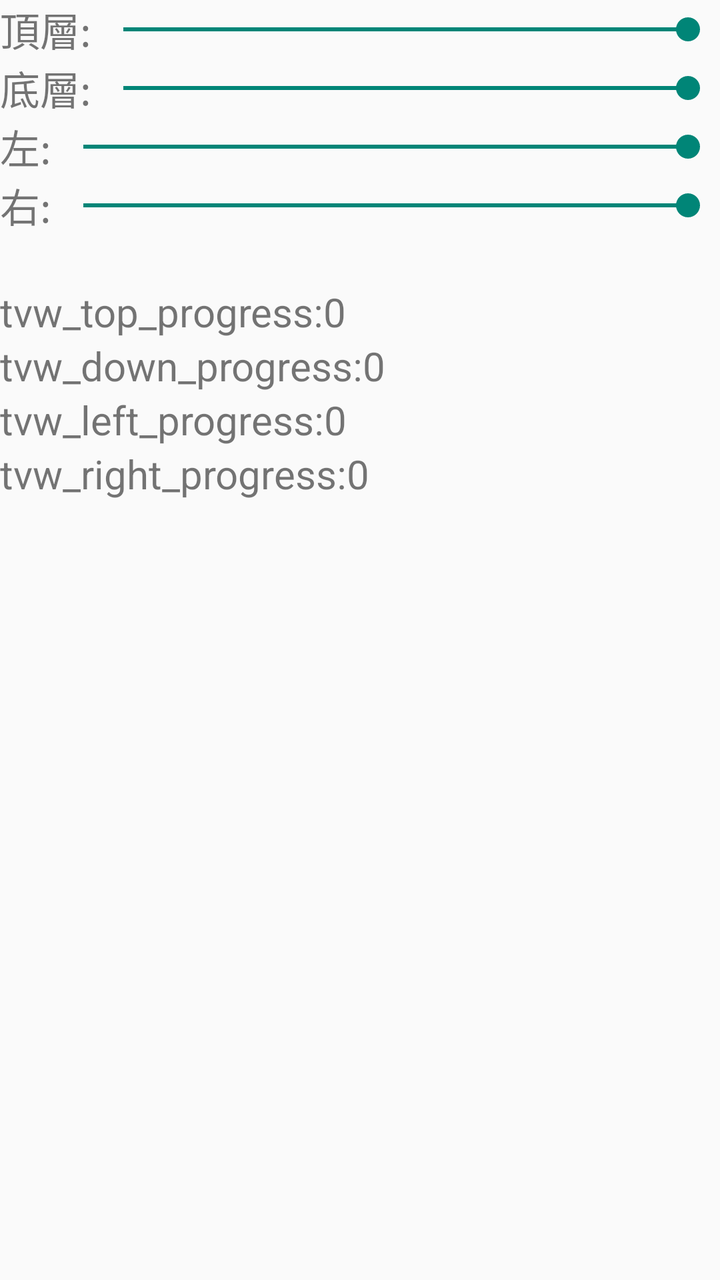
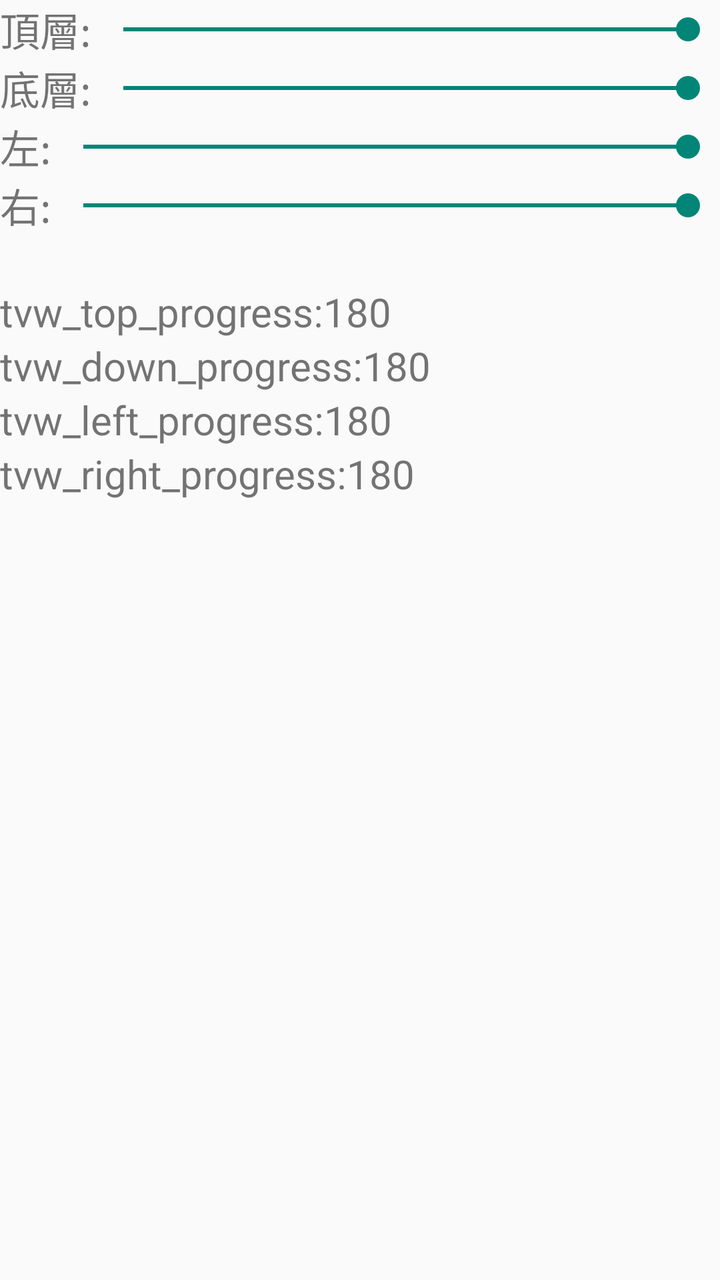

Two renders of the same Android screen: before a commit and after it. Below are the layout's source before the change and the commit's diff.
<!-- AndroidManifest.xml: application theme Theme.Test -->
<!-- res/layout/activity_set_motor.xml -->
<?xml version="1.0" encoding="utf-8"?>
<RelativeLayout
    xmlns:android="http://schemas.android.com/apk/res/android"
    xmlns:app="http://schemas.android.com/apk/res-auto"
    xmlns:tools="http://schemas.android.com/tools"
    android:id="@+id/main"
    android:layout_width="match_parent"
    android:layout_height="match_parent"
    android:layout_margin="15dp"
    tools:context=".SetMotorActivity">

    <RelativeLayout
        android:id="@+id/Control_Layout"
        android:layout_width="wrap_content"
        android:layout_height="wrap_content"
        >

        <TextView
            android:id="@+id/label_top"
            android:layout_width="wrap_content"
            android:layout_height="wrap_content"
            android:text="頂層:"
            android:textSize="20sp"
            />
        <SeekBar
            android:id="@+id/seekBar_Top"
            android:layout_width="match_parent"
            android:layout_height="wrap_content"
            android:max="180"
            android:progress="180"
            android:layout_toRightOf="@id/label_top"
            android:layout_alignTop="@id/label_top"
            android:layout_alignBottom="@id/label_top"
            />

        <TextView
            android:id="@+id/label_down"
            android:layout_width="wrap_content"
            android:layout_height="wrap_content"
            android:text="底層:"
            android:layout_below="@id/label_top"
            android:textSize="20sp"
            />
        <SeekBar
            android:id="@+id/seekBar_Down"
            android:layout_width="match_parent"
            android:layout_height="wrap_content"
            android:max="180"
            android:progress="180"
            android:layout_below="@id/seekBar_Top"
            android:layout_toRightOf="@id/label_down"
            android:layout_alignTop="@id/label_down"
            android:layout_alignBottom="@id/label_down"
            />

        <TextView
            android:id="@+id/label_left"
            android:layout_width="wrap_content"
            android:layout_height="wrap_content"
            android:text="左:"
            android:layout_below="@id/label_down"
            android:textSize="20sp"
            />

        <SeekBar
            android:id="@+id/seekBar_Left"
            android:layout_width="match_parent"
            android:layout_height="wrap_content"
            android:max="180"
            android:progress="180"
            android:layout_toRightOf="@id/label_left"
            android:layout_below="@id/seekBar_Down"
            android:layout_alignTop="@id/label_left"
            android:layout_alignBottom="@id/label_left"
            />
        <TextView
            android:id="@+id/label_right"
            android:layout_width="wrap_content"
            android:layout_height="wrap_content"
            android:text="右:"
            android:layout_below="@id/label_left"
            android:textSize="20sp"
            />

        <SeekBar
            android:id="@+id/seekBar_Right"
            android:layout_width="match_parent"
            android:layout_height="wrap_content"
            android:max="180"
            android:progress="180"
            android:layout_below="@id/seekBar_Left"
            android:layout_toRightOf="@id/label_right"
            android:layout_alignTop="@id/label_right"
            android:layout_alignBottom="@id/label_right"
            />
    </RelativeLayout>
    <RelativeLayout
        android:layout_width="wrap_content"
        android:layout_height="wrap_content"
        android:layout_below="@id/Control_Layout"
        android:layout_marginTop="25dp"
        >
        <TextView
            android:id="@+id/tvw_top_progress"
            android:layout_width="wrap_content"
            android:layout_height="wrap_content"
            android:text="tvw_top_progress:0"
            android:textSize="20sp"
            />
        <TextView
            android:id="@+id/tvw_down_progress"
            android:layout_width="wrap_content"
            android:layout_height="wrap_content"
            android:text="tvw_down_progress:0"
            android:layout_below="@id/tvw_top_progress"
            android:textSize="20sp"
            />
        <TextView
            android:id="@+id/tvw_left_progress"
            android:layout_width="wrap_content"
            android:layout_height="wrap_content"
            android:text="tvw_left_progress:0"
            android:layout_below="@id/tvw_down_progress"
            android:textSize="20sp"
            />
        <TextView
            android:id="@+id/tvw_right_progress"
            android:layout_width="wrap_content"
            android:layout_height="wrap_content"
            android:text="tvw_right_progress:0"
            android:layout_below="@id/tvw_left_progress"
            android:textSize="20sp"
            />

    </RelativeLayout>

</RelativeLayout>
<!-- resources referenced by this layout -->
<resources>
  <style name="Theme.Test" parent="Theme.MaterialComponents.DayNight.NoActionBar.Bridge" />
</resources>

<!-- the commit's change to res/layout/activity_set_motor.xml (unified diff, before → after) -->
@@ -104,14 +104,14 @@
             android:id="@+id/tvw_top_progress"
             android:layout_width="wrap_content"
             android:layout_height="wrap_content"
-            android:text="tvw_top_progress:0"
+            android:text="tvw_top_progress:180"
             android:textSize="20sp"
             />
         <TextView
             android:id="@+id/tvw_down_progress"
             android:layout_width="wrap_content"
             android:layout_height="wrap_content"
-            android:text="tvw_down_progress:0"
+            android:text="tvw_down_progress:180"
             android:layout_below="@id/tvw_top_progress"
             android:textSize="20sp"
             />
@@ -119,7 +119,7 @@
             android:id="@+id/tvw_left_progress"
             android:layout_width="wrap_content"
             android:layout_height="wrap_content"
-            android:text="tvw_left_progress:0"
+            android:text="tvw_left_progress:180"
             android:layout_below="@id/tvw_down_progress"
             android:textSize="20sp"
             />
@@ -127,7 +127,7 @@
             android:id="@+id/tvw_right_progress"
             android:layout_width="wrap_content"
             android:layout_height="wrap_content"
-            android:text="tvw_right_progress:0"
+            android:text="tvw_right_progress:180"
             android:layout_below="@id/tvw_left_progress"
             android:textSize="20sp"
             />
